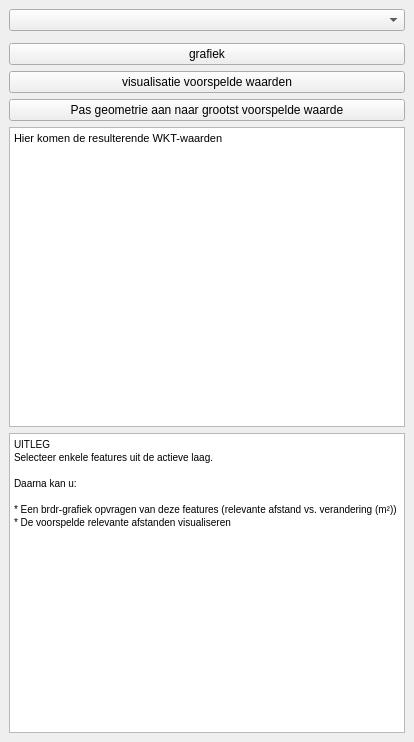
OnroerendErfgoed/brdrQ, file plugin/brdrq/brdrq_dockwidget.ui: the form before one commit.
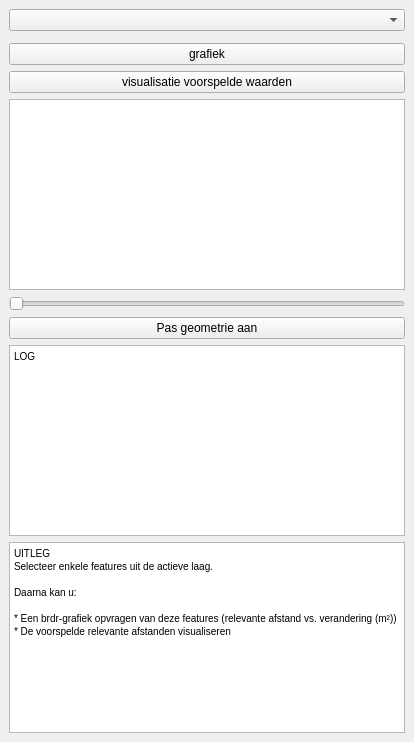
The form after the commit. Custom widgets are drawn as their Qt base class.

Commit message: added pediction overview

```diff
--- a/plugin/brdrq/brdrq_dockwidget.ui
+++ b/plugin/brdrq/brdrq_dockwidget.ui
@@ -15,14 +15,7 @@
   </property>
   <widget class="QWidget" name="dockWidgetContents">
    <layout class="QGridLayout" name="gridLayout">
-    <item row="3" column="1">
-     <widget class="QPushButton" name="pushButton_grafiek">
-      <property name="text">
-       <string>grafiek</string>
-      </property>
-     </widget>
-    </item>
-    <item row="7" column="1">
+    <item row="9" column="1">
      <widget class="QTextBrowser" name="textBrowser">
       <property name="html">
        <string>&lt;!DOCTYPE HTML PUBLIC &quot;-//W3C//DTD HTML 4.0//EN&quot; &quot;http://www.w3.org/TR/REC-html40/strict.dtd&quot;&gt;
@@ -39,9 +32,6 @@
       </property>
      </widget>
     </item>
-    <item row="0" column="1">
-     <widget class="QgsMapLayerComboBox" name="mMapLayerComboBox"/>
-    </item>
     <item row="1" column="1">
      <widget class="QgsFeaturePickerWidget" name="mFeaturePickerWidget">
       <property name="displayExpression">
@@ -49,14 +39,13 @@
       </property>
      </widget>
     </item>
-    <item row="6" column="1">
-     <widget class="QTextEdit" name="textEdit_output">
-      <property name="html">
-       <string>&lt;!DOCTYPE HTML PUBLIC &quot;-//W3C//DTD HTML 4.0//EN&quot; &quot;http://www.w3.org/TR/REC-html40/strict.dtd&quot;&gt;
-&lt;html&gt;&lt;head&gt;&lt;meta name=&quot;qrichtext&quot; content=&quot;1&quot; /&gt;&lt;style type=&quot;text/css&quot;&gt;
-p, li { white-space: pre-wrap; }
-&lt;/style&gt;&lt;/head&gt;&lt;body style=&quot; font-family:'MS Shell Dlg 2'; font-size:7.8pt; font-weight:400; font-style:normal;&quot;&gt;
-&lt;p style=&quot; margin-top:0px; margin-bottom:0px; margin-left:0px; margin-right:0px; -qt-block-indent:0; text-indent:0px;&quot;&gt;&lt;span style=&quot; font-size:8pt;&quot;&gt;Hier komen de resulterende WKT-waarden&lt;/span&gt;&lt;/p&gt;&lt;/body&gt;&lt;/html&gt;</string>
+    <item row="0" column="1">
+     <widget class="QgsMapLayerComboBox" name="mMapLayerComboBox"/>
+    </item>
+    <item row="3" column="1">
+     <widget class="QPushButton" name="pushButton_grafiek">
+      <property name="text">
+       <string>grafiek</string>
       </property>
      </widget>
     </item>
@@ -67,10 +56,31 @@
       </property>
      </widget>
     </item>
-    <item row="5" column="1">
+    <item row="6" column="1">
+     <widget class="QSlider" name="horizontalSlider">
+      <property name="orientation">
+       <enum>Qt::Horizontal</enum>
+      </property>
+     </widget>
+    </item>
+    <item row="7" column="1">
      <widget class="QPushButton" name="pushButton_geometrie">
       <property name="text">
-       <string>Pas geometrie aan naar grootst voorspelde waarde</string>
+       <string>Pas geometrie aan</string>
+      </property>
+     </widget>
+    </item>
+    <item row="5" column="1">
+     <widget class="QListWidget" name="listWidget"/>
+    </item>
+    <item row="8" column="1">
+     <widget class="QTextEdit" name="textEdit_output">
+      <property name="html">
+       <string>&lt;!DOCTYPE HTML PUBLIC &quot;-//W3C//DTD HTML 4.0//EN&quot; &quot;http://www.w3.org/TR/REC-html40/strict.dtd&quot;&gt;
+&lt;html&gt;&lt;head&gt;&lt;meta name=&quot;qrichtext&quot; content=&quot;1&quot; /&gt;&lt;style type=&quot;text/css&quot;&gt;
+p, li { white-space: pre-wrap; }
+&lt;/style&gt;&lt;/head&gt;&lt;body style=&quot; font-family:'MS Shell Dlg 2'; font-size:7.8pt; font-weight:400; font-style:normal;&quot;&gt;
+&lt;p style=&quot; margin-top:0px; margin-bottom:0px; margin-left:0px; margin-right:0px; -qt-block-indent:0; text-indent:0px;&quot;&gt;LOG&lt;/p&gt;&lt;/body&gt;&lt;/html&gt;</string>
       </property>
      </widget>
     </item>
```
The commit also changes 2 other files.
